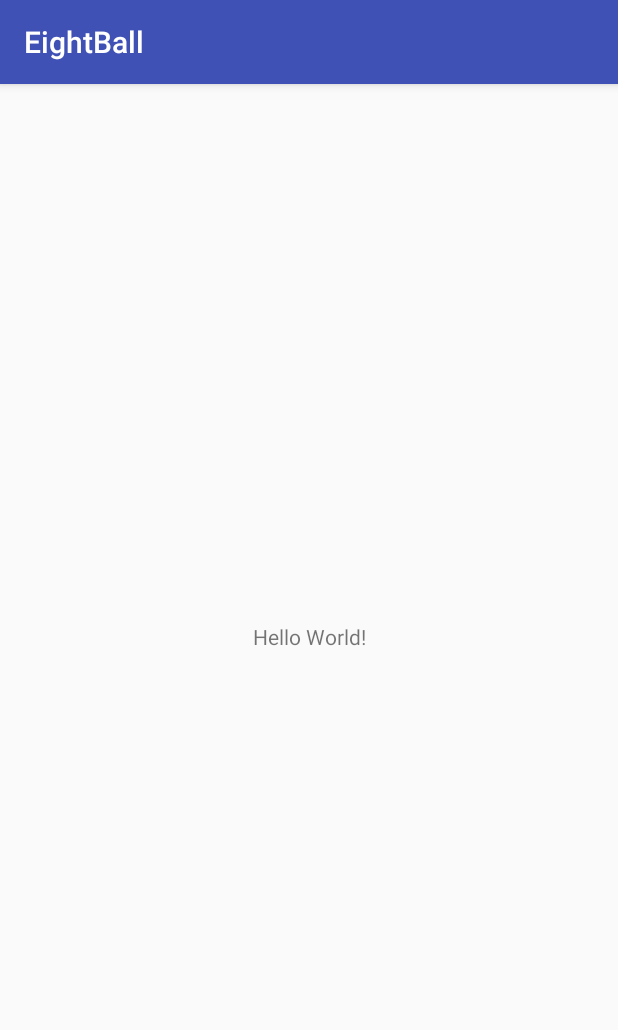
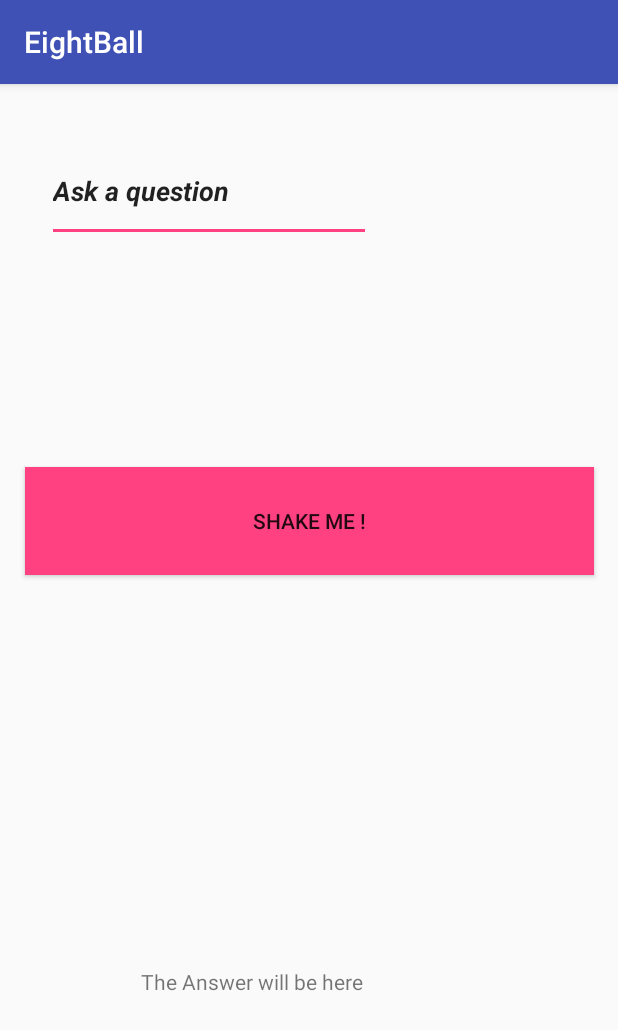
Before and after one commit to mickeyjoe75/android_projects, an Android app: the screen it shows after launch (EightBallActivity), on a phone screen of 412 x 824 dp. Shown: the top 1030 px of the screen. Run offline under Robolectric (Android 15) with nearby library versions, the phone set to English and light mode, and no system bars.

Commit message:
Eighball app completed with random answer feature

```diff
--- a/EightBall/app/src/main/java/com/numerounoapps/mjm75/eightball/Answer.java
+++ b/EightBall/app/src/main/java/com/numerounoapps/mjm75/eightball/AnswerEngine.java
@@ -7,10 +7,10 @@ import java.util.Collections;
  * Created by allymcgilloway on 12/12/2017.
  */
 
-public class Answer {
+public class AnswerEngine {
     ArrayList<String> answers;
 
-    public Answer(){
+    public AnswerEngine(){
         setUpAnswers();
     }
 
--- a/EightBall/app/src/main/java/com/numerounoapps/mjm75/eightball/EightBall.java
+++ b/EightBall/app/src/main/java/com/numerounoapps/mjm75/eightball/EightBall.java
@@ -8,9 +8,9 @@ import java.util.Collections;
  */
 
 public class EightBall {
-    Answer answers;
+    AnswerEngine answers;
 
-    public EightBall(Answer answers){
+    public EightBall(AnswerEngine answers){
         this.answers = answers;
     }
 
--- /dev/null
+++ b/EightBall/app/src/main/java/com/numerounoapps/mjm75/eightball/EightBallActivity.java
@@ -0,0 +1,41 @@
+package com.numerounoapps.mjm75.eightball;
+
+import android.support.v7.app.AppCompatActivity;
+import android.os.Bundle;
+import android.util.Log;
+import android.view.View;
+import android.widget.Button;
+import android.widget.EditText;
+import android.widget.TextView;
+
+class EightBallActivity extends AppCompatActivity {
+
+    private EditText questionEditText;
+    private TextView answerTextView;
+    private Button shakeButton;
+
+    @Override
+    protected void onCreate(Bundle savedInstanceState) {
+        super.onCreate(savedInstanceState);
+        setContentView(R.layout.activity_eight_ball);
+
+        questionEditText = findViewById(R.id.questionEditText);
+        answerTextView = findViewById(R.id.answerTextView);
+        shakeButton  = findViewById(R.id.shakeButton);
+        answerTextView.setText("The Answer will be here");
+    }
+
+    public void setShakeButtonClicked(View Button){
+        AnswerEngine  answers = new AnswerEngine();
+        EightBall eightBall = new EightBall(answers);
+        String randomAnswer = eightBall.randomAnswer();
+        answerTextView.setText(answers.getRandomAnswer());
+
+
+//        String question = questionEditText.getText().toString();
+//        Log.d(getClass().toString(),"onShakeButtonClicked was called"+ question);
+
+
+    }
+
+}
--- a/EightBall/app/src/main/java/com/numerounoapps/mjm75/eightball/EightBallActivity.kt
+++ /dev/null
@@ -1,12 +0,0 @@
-package com.numerounoapps.mjm75.eightball
-
-import android.support.v7.app.AppCompatActivity
-import android.os.Bundle
-
-class EightBallActivity : AppCompatActivity() {
-
-    override fun onCreate(savedInstanceState: Bundle?) {
-        super.onCreate(savedInstanceState)
-        setContentView(R.layout.activity_eight_ball)
-    }
-}
--- a/EightBall/app/src/main/res/layout/activity_eight_ball.xml
+++ b/EightBall/app/src/main/res/layout/activity_eight_ball.xml
@@ -4,16 +4,52 @@
     xmlns:tools="http://schemas.android.com/tools"
     android:layout_width="match_parent"
     android:layout_height="match_parent"
+    android:onClick="setShakeButtonClicked"
     tools:context=".EightBallActivity">
 
     <TextView
-        android:layout_width="wrap_content"
-        android:layout_height="wrap_content"
+        android:id="@+id/answerTextView"
+        android:layout_width="223dp"
+        android:layout_height="71dp"
+        android:layout_marginBottom="108dp"
+        android:layout_marginRight="16dp"
         android:text="Hello World!"
         app:layout_constraintBottom_toBottomOf="parent"
+        app:layout_constraintHorizontal_bias="0.546"
         app:layout_constraintLeft_toLeftOf="parent"
-        app:layout_constraintRight_toRightOf="parent"
+        app:layout_constraintRight_toRightOf="parent" />
+
+    <EditText
+        android:id="@+id/questionEditText"
+        android:layout_width="216dp"
+        android:layout_height="68dp"
+        android:layout_marginLeft="31dp"
+        android:layout_marginStart="31dp"
+        android:layout_marginTop="37dp"
+        android:ems="10"
+        android:inputType="textPersonName"
+        android:text="@string/question"
+        android:textAllCaps="true"
+        android:textStyle="bold|italic"
+        app:layout_constraintStart_toStartOf="parent"
         app:layout_constraintTop_toTopOf="parent"
-        app:layout_constraintVertical_bias="0.479" />
+        tools:padding="@android:dimen/dialog_min_width_minor" />
+
+    <Button
+        android:id="@+id/shakeButton"
+        android:layout_width="379dp"
+        android:layout_height="72dp"
+        android:layout_marginBottom="112dp"
+        android:layout_marginEnd="16dp"
+        android:layout_marginLeft="16dp"
+        android:layout_marginRight="16dp"
+        android:layout_marginStart="16dp"
+        android:background="@color/colorAccent"
+        android:onClick="setShakeButtonClicked"
+        android:text="@string/btn_shake"
+        app:layout_constraintBottom_toTopOf="@+id/answerTextView"
+        app:layout_constraintEnd_toEndOf="parent"
+        app:layout_constraintStart_toStartOf="parent"
+        app:layout_constraintTop_toBottomOf="@+id/questionEditText" />
 
 </android.support.constraint.ConstraintLayout>
--- a/EightBall/app/src/main/res/values/colors.xml
+++ b/EightBall/app/src/main/res/values/colors.xml
@@ -2,5 +2,5 @@
 <resources>
     <color name="colorPrimary">#3F51B5</color>
     <color name="colorPrimaryDark">#303F9F</color>
-    <color name="colorAccent">#FF4081</color>
+    <color name="colorAccent">#ff4081</color>
 </resources>
--- a/EightBall/app/src/main/res/values/strings.xml
+++ b/EightBall/app/src/main/res/values/strings.xml
@@ -1,3 +1,5 @@
 <resources>
     <string name="app_name">EightBall</string>
+    <string name="question">Ask a question</string>
+    <string name="btn_shake">Shake Me !</string>
 </resources>
```
